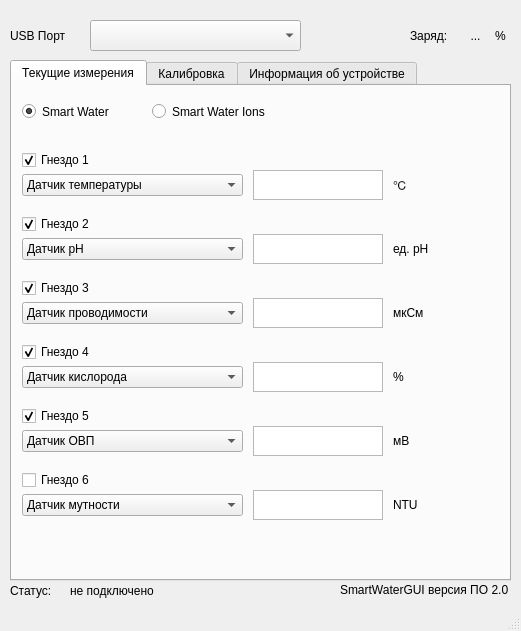
This is app/gui/mainwindow.ui in LoSk-p/libelium-calibration-app as Qt 5 draws it before an edit. The edited form follows.
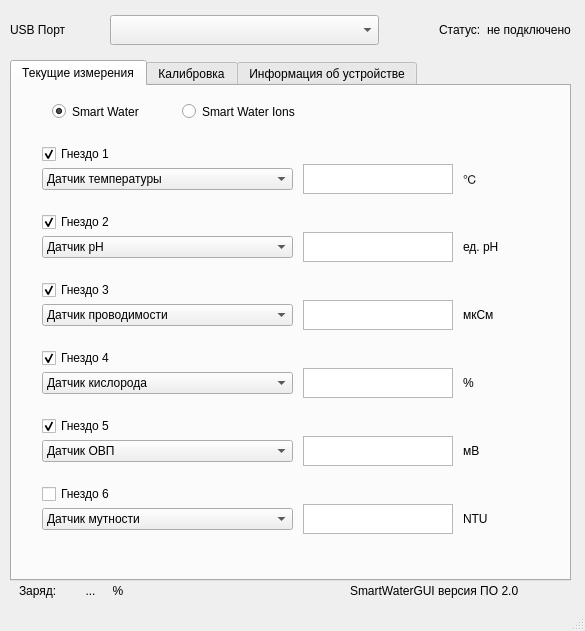
This is the edited form. Custom widgets are drawn as their Qt base class.

Commit message: ui changes, handle same sensors in main screen

Patch:
```diff
--- a/app/gui/mainwindow.ui
+++ b/app/gui/mainwindow.ui
@@ -6,7 +6,7 @@
    <rect>
     <x>0</x>
     <y>0</y>
-    <width>521</width>
+    <width>585</width>
     <height>631</height>
    </rect>
   </property>
@@ -22,7 +22,7 @@
      <rect>
       <x>10</x>
       <y>60</y>
-      <width>501</width>
+      <width>561</width>
       <height>521</height>
      </rect>
     </property>
@@ -36,10 +36,10 @@
      <widget class="QWidget" name="verticalLayoutWidget_3">
       <property name="geometry">
        <rect>
-        <x>10</x>
-        <y>50</y>
-        <width>421</width>
-        <height>403</height>
+        <x>30</x>
+        <y>40</y>
+        <width>471</width>
+        <height>431</height>
        </rect>
       </property>
       <layout class="QVBoxLayout" name="layoutSensorsMeas" stretch="0,0,0,0,0,0">
@@ -88,7 +88,7 @@
             <widget class="QTextBrowser" name="dataMeasSensor_1">
              <property name="maximumSize">
               <size>
-               <width>130</width>
+               <width>150</width>
                <height>30</height>
               </size>
              </property>
@@ -147,7 +147,7 @@
             <widget class="QTextBrowser" name="dataMeasSensor_2">
              <property name="maximumSize">
               <size>
-               <width>130</width>
+               <width>150</width>
                <height>30</height>
               </size>
              </property>
@@ -200,7 +200,7 @@
             <widget class="QTextBrowser" name="dataMeasSensor_3">
              <property name="maximumSize">
               <size>
-               <width>130</width>
+               <width>150</width>
                <height>30</height>
               </size>
              </property>
@@ -253,7 +253,7 @@
             <widget class="QTextBrowser" name="dataMeasSensor_4">
              <property name="maximumSize">
               <size>
-               <width>130</width>
+               <width>150</width>
                <height>30</height>
               </size>
              </property>
@@ -306,7 +306,7 @@
             <widget class="QTextBrowser" name="dataMeasSensor_5">
              <property name="maximumSize">
               <size>
-               <width>130</width>
+               <width>150</width>
                <height>30</height>
               </size>
              </property>
@@ -359,7 +359,7 @@
             <widget class="QTextBrowser" name="dataMeasSensor_6">
              <property name="maximumSize">
               <size>
-               <width>130</width>
+               <width>150</width>
                <height>30</height>
               </size>
              </property>
@@ -387,7 +387,7 @@
      <widget class="QRadioButton" name="radioButtonSW">
       <property name="geometry">
        <rect>
-        <x>10</x>
+        <x>40</x>
         <y>10</y>
         <width>111</width>
         <height>31</height>
@@ -403,7 +403,7 @@
      <widget class="QRadioButton" name="radioButtonSWIons">
       <property name="geometry">
        <rect>
-        <x>140</x>
+        <x>170</x>
         <y>10</y>
         <width>141</width>
         <height>31</height>
@@ -421,9 +421,9 @@
      <widget class="QComboBox" name="boxSensors">
       <property name="geometry">
        <rect>
-        <x>270</x>
+        <x>320</x>
         <y>10</y>
-        <width>211</width>
+        <width>231</width>
         <height>31</height>
        </rect>
       </property>
@@ -457,9 +457,9 @@
      <widget class="QComboBox" name="boxCalibrationSolution">
       <property name="geometry">
        <rect>
-        <x>270</x>
+        <x>320</x>
         <y>50</y>
-        <width>211</width>
+        <width>231</width>
         <height>31</height>
        </rect>
       </property>
@@ -467,7 +467,7 @@
      <widget class="QPushButton" name="pushButtonStartCalibration">
       <property name="geometry">
        <rect>
-        <x>150</x>
+        <x>180</x>
         <y>140</y>
         <width>211</width>
         <height>41</height>
@@ -493,9 +493,9 @@
      <widget class="QComboBox" name="boxStabilisationTime">
       <property name="geometry">
        <rect>
-        <x>270</x>
+        <x>320</x>
         <y>90</y>
-        <width>211</width>
+        <width>231</width>
         <height>31</height>
        </rect>
       </property>
@@ -530,7 +530,7 @@
        <rect>
         <x>10</x>
         <y>440</y>
-        <width>471</width>
+        <width>541</width>
         <height>31</height>
        </rect>
       </property>
@@ -579,7 +579,7 @@
        <rect>
         <x>179</x>
         <y>209</y>
-        <width>301</width>
+        <width>371</width>
         <height>221</height>
        </rect>
       </property>
@@ -742,36 +742,13 @@
      </widget>
     </widget>
    </widget>
-   <widget class="QLabel" name="labelUSBPort">
-    <property name="geometry">
-     <rect>
-      <x>10</x>
-      <y>20</y>
-      <width>81</width>
-      <height>31</height>
-     </rect>
-    </property>
-    <property name="text">
-     <string>USB Порт</string>
-    </property>
-   </widget>
-   <widget class="QComboBox" name="boxUSBPorts">
-    <property name="geometry">
-     <rect>
-      <x>90</x>
-      <y>20</y>
-      <width>211</width>
-      <height>31</height>
-     </rect>
-    </property>
-   </widget>
    <widget class="QLabel" name="labelAppVersion">
     <property name="geometry">
      <rect>
-      <x>340</x>
-      <y>574</y>
-      <width>171</width>
-      <height>31</height>
+      <x>350</x>
+      <y>570</y>
+      <width>181</width>
+      <height>41</height>
      </rect>
     </property>
     <property name="font">
@@ -783,26 +760,88 @@
      <string>SmartWaterGUI версия ПО 2.0</string>
     </property>
    </widget>
-   <widget class="QLabel" name="labelBattery">
+   <widget class="QWidget" name="layoutWidget">
     <property name="geometry">
      <rect>
-      <x>410</x>
-      <y>20</y>
-      <width>51</width>
-      <height>31</height>
+      <x>10</x>
+      <y>10</y>
+      <width>561</width>
+      <height>41</height>
+     </rect>
+    </property>
+    <layout class="QGridLayout" name="gridLayout" columnstretch="70,200,40,0,0,0">
+     <property name="sizeConstraint">
+      <enum>QLayout::SetDefaultConstraint</enum>
+     </property>
+     <item row="0" column="4">
+      <widget class="QLabel" name="dataStatus">
+       <property name="text">
+        <string>не подключено</string>
+       </property>
+      </widget>
+     </item>
+     <item row="0" column="2">
+      <spacer name="horizontalSpacer">
+       <property name="orientation">
+        <enum>Qt::Horizontal</enum>
+       </property>
+       <property name="sizeHint" stdset="0">
+        <size>
+         <width>40</width>
+         <height>20</height>
+        </size>
+       </property>
+      </spacer>
+     </item>
+     <item row="0" column="0">
+      <widget class="QLabel" name="labelUSBPort">
+       <property name="text">
+        <string>USB Порт</string>
+       </property>
+      </widget>
+     </item>
+     <item row="0" column="1">
+      <widget class="QComboBox" name="boxUSBPorts">
+       <property name="minimumSize">
+        <size>
+         <width>30</width>
+         <height>30</height>
+        </size>
+       </property>
+      </widget>
+     </item>
+     <item row="0" column="3">
+      <widget class="QLabel" name="labelStatus">
+       <property name="text">
+        <string>Статус:</string>
+       </property>
+      </widget>
+     </item>
+    </layout>
+   </widget>
+   <widget class="QLabel" name="labelBatteryUnits">
+    <property name="geometry">
+     <rect>
+      <x>110</x>
+      <y>570</y>
+      <width>16</width>
+      <height>41</height>
      </rect>
     </property>
     <property name="text">
-     <string>Заряд:</string>
+     <string>%</string>
+    </property>
+    <property name="alignment">
+     <set>Qt::AlignCenter</set>
     </property>
    </widget>
    <widget class="QLabel" name="dataBattery">
     <property name="geometry">
      <rect>
-      <x>460</x>
-      <y>20</y>
+      <x>75</x>
+      <y>570</y>
       <width>31</width>
-      <height>31</height>
+      <height>41</height>
      </rect>
     </property>
     <property name="layoutDirection">
@@ -815,46 +854,17 @@
      <set>Qt::AlignCenter</set>
     </property>
    </widget>
-   <widget class="QLabel" name="labelBatteryUnits">
+   <widget class="QLabel" name="labelBattery">
     <property name="geometry">
      <rect>
-      <x>490</x>
-      <y>20</y>
-      <width>21</width>
-      <height>31</height>
+      <x>19</x>
+      <y>570</y>
+      <width>47</width>
+      <height>41</height>
      </rect>
     </property>
     <property name="text">
-     <string>%</string>
-    </property>
-    <property name="alignment">
-     <set>Qt::AlignCenter</set>
-    </property>
-   </widget>
-   <widget class="QLabel" name="labelStatus">
-    <property name="geometry">
-     <rect>
-      <x>10</x>
-      <y>580</y>
-      <width>61</width>
-      <height>21</height>
-     </rect>
-    </property>
-    <property name="text">
-     <string>Статус:</string>
-    </property>
-   </widget>
-   <widget class="QLabel" name="dataStatus">
-    <property name="geometry">
-     <rect>
-      <x>70</x>
-      <y>580</y>
-      <width>121</width>
-      <height>21</height>
-     </rect>
-    </property>
-    <property name="text">
-     <string>не подключено</string>
+     <string>Заряд:</string>
     </property>
    </widget>
   </widget>
```
The commit also changes 4 other files.
